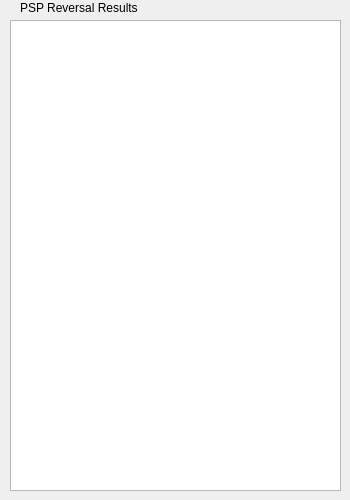
Before: the Qt Designer form acq4/analysis/modules/PSPReversal/resultsTemplate.ui in acq4/acq4, drawn with Qt 5.
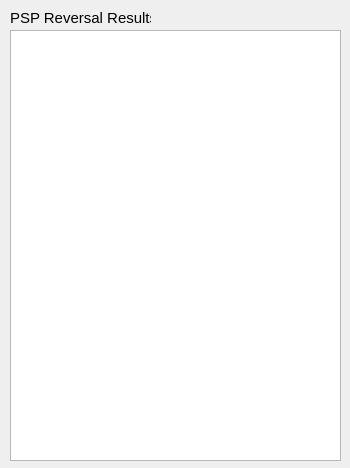
After: the same form once the commit is applied.

```diff
--- a/acq4/analysis/modules/PSPReversal/resultsTemplate.ui
+++ b/acq4/analysis/modules/PSPReversal/resultsTemplate.ui
@@ -7,44 +7,49 @@
     <x>0</x>
     <y>0</y>
     <width>350</width>
-    <height>500</height>
+    <height>468</height>
    </rect>
   </property>
+  <property name="font">
+   <font>
+    <pointsize>11</pointsize>
+   </font>
+  </property>
   <property name="windowTitle">
    <string>Dialog</string>
   </property>
+  <widget class="QLabel" name="label">
+   <property name="geometry">
+    <rect>
+     <x>10</x>
+     <y>10</y>
+     <width>141</width>
+     <height>16</height>
+    </rect>
+   </property>
+   <property name="text">
+    <string>PSP Reversal Results</string>
+   </property>
+  </widget>
   <widget class="QTextEdit" name="resultsPSPReversal_text">
    <property name="geometry">
     <rect>
      <x>10</x>
-     <y>20</y>
+     <y>30</y>
      <width>331</width>
-     <height>471</height>
+     <height>431</height>
     </rect>
    </property>
+   <property name="lineWrapMode">
+    <enum>QTextEdit::NoWrap</enum>
+   </property>
    <property name="readOnly">
     <bool>true</bool>
    </property>
-   <property name="tabStopWidth">
-    <number>4</number>
-   </property>
    <property name="textInteractionFlags">
     <set>Qt::TextSelectableByKeyboard|Qt::TextSelectableByMouse</set>
    </property>
   </widget>
-  <widget class="QLabel" name="label">
-   <property name="geometry">
-    <rect>
-     <x>20</x>
-     <y>0</y>
-     <width>131</width>
-     <height>16</height>
-    </rect>
-   </property>
-   <property name="text">
-    <string>PSP Reversal Results</string>
-   </property>
-  </widget>
  </widget>
  <resources/>
  <connections/>
```
Left out of the diff: 4 changed lines with no effect on the pictures.
